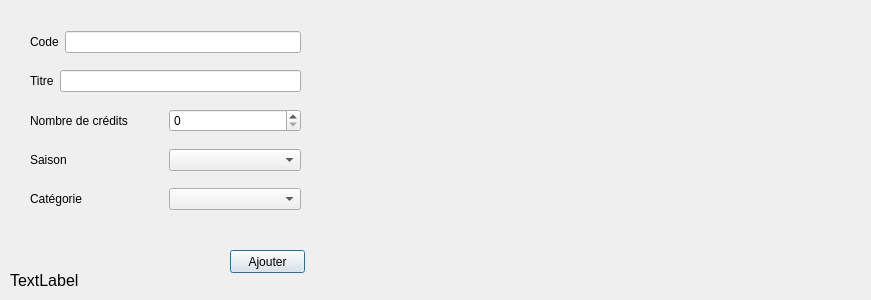
This is CODE/UTProfiler/uvadddialog.ui in cboillet/LO21 as Qt 5 draws it before an edit. The edited form follows.
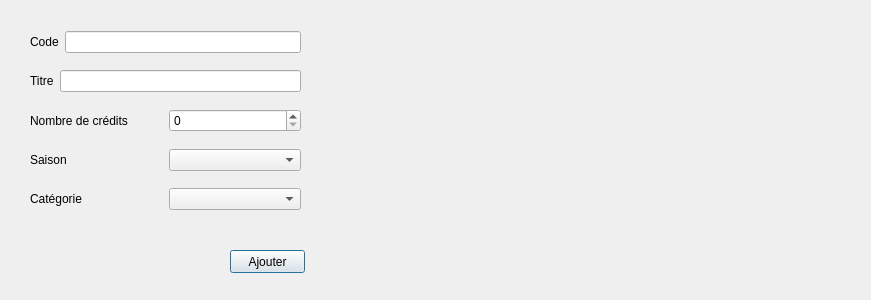
This is the edited form.

Patch:
```diff
--- a/CODE/UTProfiler/uvadddialog.ui
+++ b/CODE/UTProfiler/uvadddialog.ui
@@ -41,10 +41,10 @@
     </font>
    </property>
    <property name="text">
-    <string>TextLabel</string>
+    <string/>
    </property>
   </widget>
-  <widget class="QWidget" name="">
+  <widget class="QWidget" name="layoutWidget">
    <property name="geometry">
     <rect>
      <x>30</x>
```
